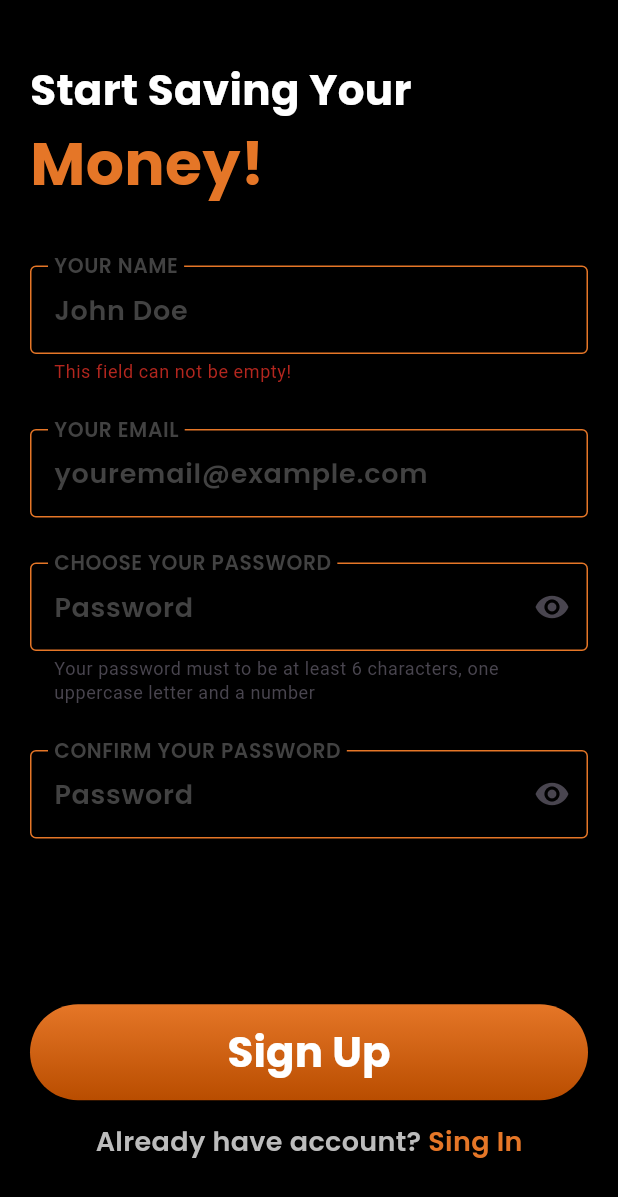
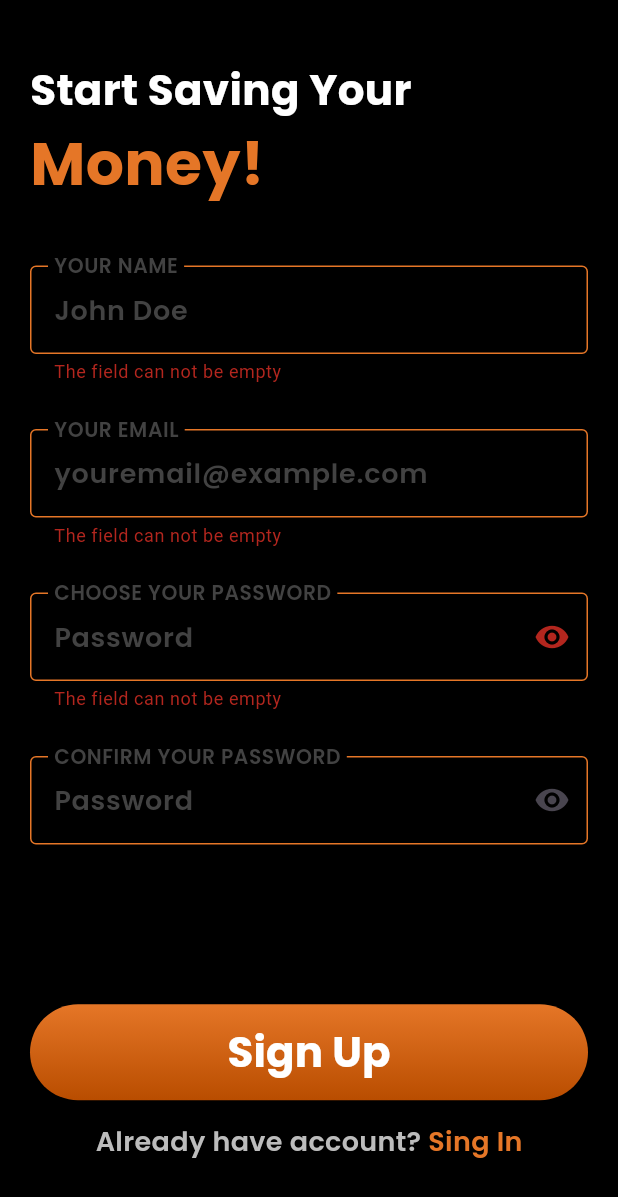
Before and after one commit to ppfuark/WorldSkils, a Flutter app: the screen it shows after launch, after a tap on "Sign Up", on a phone screen of 412 x 824 dp. Shown: the top 1197 px of the screen. Run offline on Flutter 3.47's test engine with Material 3 defaults, Android fonts, the phone set to English and light mode, and no system bars; our stand-ins replace sqflite; accounts and stored records are empty.

Commit message:
FlutterApps[feat]: Fuark Bank
RegEx validator in TextFormField

```diff
--- /dev/null
+++ b/Flutter Apps/fuark_bank/lib/common/utils/validator.dart
@@ -0,0 +1,53 @@
+class Validator {
+  Validator._();
+
+  static String? validateName(String? value) {
+    final condition = RegExp(r"^[A-Za-z]+(?: [A-Za-z]+)*$");
+
+    if (value != null && value.isEmpty) {
+      return "The field can not be empty";
+    }
+    if (value != null && condition.hasMatch(value)) {
+      return "Invalid name.";
+    }
+    return null;
+  }
+
+  static String? validateEmail(String? value) {
+    final condition = RegExp(
+      r"/^((?!\.)[\w-_.]*[^.])(@\w+)(\.\w+(\.\w+)?[^.\W])$",
+    );
+
+    if (value != null && value.isEmpty) {
+      return "The field can not be empty";
+    }
+    if (value != null && condition.hasMatch(value)) {
+      return "Invalid e-mail.";
+    }
+    return null;
+  }
+
+  static String? validatePassword(String? value) {
+    final condition = RegExp(
+      r"^(?=.*[a-z])(?=.*[A-Z])(?=.*\d)(?=.*[@$!%*?&])[A-Za-z\d@$!%*?&]{8,}$",
+    );
+
+    if (value != null && value.isEmpty) {
+      return "The field can not be empty";
+    }
+    if (value != null && condition.hasMatch(value)) {
+      return "Invalid e-mail.";
+    }
+    return null;
+  }
+
+  static String? validateConfirmPassword(
+    String? choosedValue,
+    String? confirmedValue,
+  ) {
+    if (choosedValue != confirmedValue) {
+      return "Passwords do not macth";
+    }
+    return null;
+  }
+}
--- a/Flutter Apps/fuark_bank/lib/features/sign_up/sign_up_page.dart
+++ b/Flutter Apps/fuark_bank/lib/features/sign_up/sign_up_page.dart
@@ -1,5 +1,4 @@
 import 'dart:developer';
-
 import 'package:flutter/material.dart';
 import 'package:fuark_bank/common/constants/app_colors.dart';
 import 'package:fuark_bank/common/constants/app_text_style.dart';
@@ -8,6 +7,7 @@ import 'package:fuark_bank/common/widgets/app_button.dart';
 import 'package:fuark_bank/common/widgets/app_input.dart';
 import 'package:fuark_bank/common/widgets/app_password_input.dart';
 import 'package:fuark_bank/features/splash/splash_page.dart';
+import 'package:fuark_bank/common/utils/validator.dart'; // ensure correct path
 
 class SignUpPage extends StatefulWidget {
   const SignUpPage({super.key});
@@ -18,21 +18,17 @@ class SignUpPage extends StatefulWidget {
 
 class _SignUpPageState extends State<SignUpPage> {
   final _formKey = GlobalKey<FormState>();
+  final _passwordController = TextEditingController();
+  final _confirmPasswordController = TextEditingController();
 
   @override
   Widget build(BuildContext context) {
     return Scaffold(
       body: Container(
         width: double.infinity,
-        decoration: BoxDecoration(
-          // gradient: LinearGradient(
-          //   colors: AppColors.grayBlackGradiant,
-          //   begin: AlignmentGeometry.topCenter,
-          // ),
-          color: Colors.black,
-        ),
+        decoration: const BoxDecoration(color: Colors.black),
         child: Padding(
-          padding: EdgeInsetsGeometry.only(
+          padding: const EdgeInsets.only(
             left: 20,
             right: 20,
             top: 40,
@@ -64,7 +60,7 @@ class _SignUpPageState extends State<SignUpPage> {
                         ),
                       ],
                     ),
-                    SizedBox(height: 40),
+                    const SizedBox(height: 40),
                     Form(
                       key: _formKey,
                       child: Column(
@@ -75,25 +71,30 @@ class _SignUpPageState extends State<SignUpPage> {
                             label: "Your name",
                             placeholder: "John Doe",
                             inputFormatters: [UppercaseTextFormater()],
-                            validator: (value) {
-                              if (value != null && value.isEmpty) {
-                                return "This field can not be empty!";
-                              }
-                              return null;
-                            },
+                            validator: Validator.validateName,
                           ),
                           AppInput(
                             label: "Your email",
                             placeholder: "youremail@example.com",
+                            validator: Validator.validateEmail,
                           ),
                           AppPasswordInput(
+                            textEditingController: _passwordController,
                             placeholder: "Password",
                             label: "Choose your password",
-                            helperText: "Your password must to be at least 6 characters, one uppercase letter and a number",
+                            helperText:
+                                "Your password must be at least 8 characters, one uppercase letter, one number and one special character",
+                            validator: Validator.validatePassword,
                           ),
                           AppPasswordInput(
+                            textEditingController: _confirmPasswordController,
                             placeholder: "Password",
                             label: "Confirm your password",
+                            validator: (value) =>
+                                Validator.validateConfirmPassword(
+                                  _passwordController.text,
+                                  value,
+                                ),
                           ),
                         ],
                       ),
@@ -114,7 +115,7 @@ class _SignUpPageState extends State<SignUpPage> {
                         },
                         label: "Sign Up",
                       ),
-                      SizedBox(height: 15),
+                      const SizedBox(height: 15),
                       Row(
                         mainAxisAlignment: MainAxisAlignment.center,
                         children: [
@@ -124,15 +125,14 @@ class _SignUpPageState extends State<SignUpPage> {
                               color: AppColors.tertiary,
                             ),
                           ),
-
                           GestureDetector(
-                            onTap: () => {
+                            onTap: () {
                               Navigator.push(
                                 context,
                                 MaterialPageRoute(
-                                  builder: (context) => SplashPage(),
+                                  builder: (context) => const SplashPage(),
                                 ),
-                              ),
+                              );
                             },
                             child: Text(
                               "Sing In",
```
